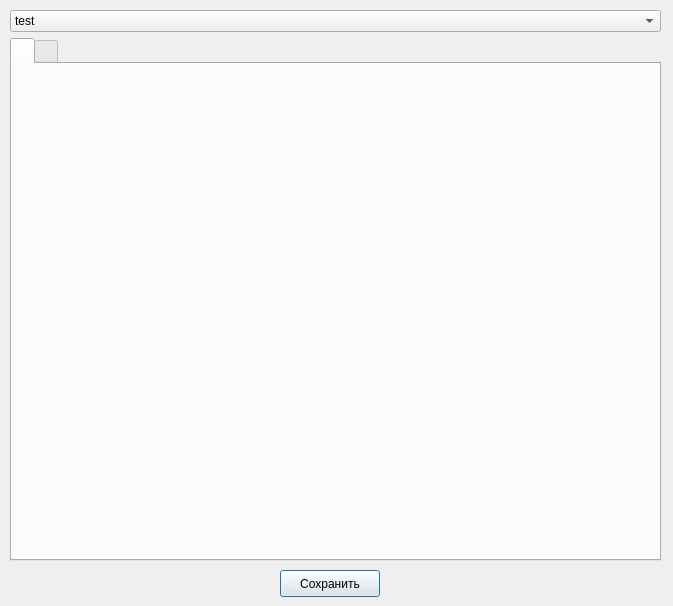
Old version of the form settings.ui in the repository sail004/convertService.
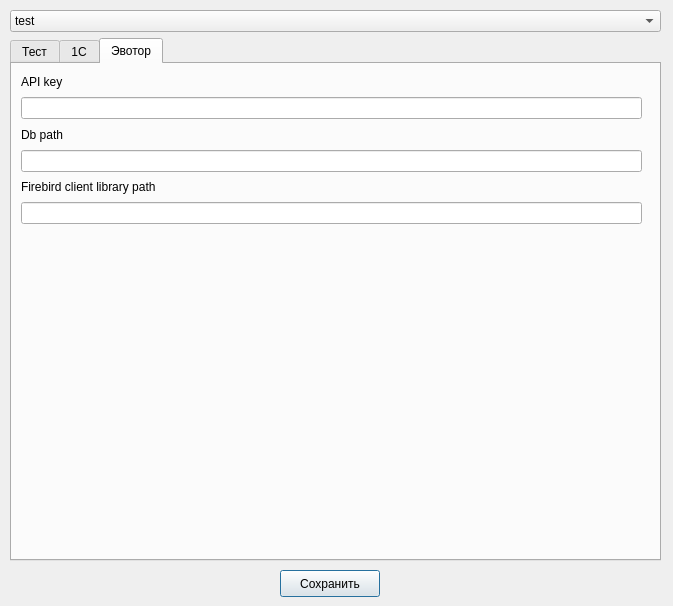
New version of the form.

Diff of the .ui file:
```diff
--- a/settings.ui
+++ b/settings.ui
@@ -49,7 +49,7 @@
        <enum>QTabWidget::Rounded</enum>
       </property>
       <property name="currentIndex">
-       <number>0</number>
+       <number>2</number>
       </property>
       <property name="iconSize">
        <size>
@@ -71,12 +71,12 @@
       </property>
       <widget class="QWidget" name="test">
        <attribute name="title">
-        <string/>
+        <string>Тест</string>
        </attribute>
       </widget>
       <widget class="QWidget" name="size">
        <attribute name="title">
-        <string/>
+        <string>1C</string>
        </attribute>
        <widget class="QWidget" name="verticalLayoutWidget">
         <property name="geometry">
@@ -150,6 +150,53 @@
         </layout>
        </widget>
       </widget>
+      <widget class="QWidget" name="tab">
+       <attribute name="title">
+        <string>Эвотор</string>
+       </attribute>
+       <widget class="QWidget" name="verticalLayoutWidget_3">
+        <property name="geometry">
+         <rect>
+          <x>9</x>
+          <y>9</y>
+          <width>621</width>
+          <height>151</height>
+         </rect>
+        </property>
+        <layout class="QVBoxLayout" name="verticalLayout_3">
+         <item>
+          <widget class="QLabel" name="label_2">
+           <property name="text">
+            <string>API key</string>
+           </property>
+          </widget>
+         </item>
+         <item>
+          <widget class="QLineEdit" name="apiKeyEdit"/>
+         </item>
+         <item>
+          <widget class="QLabel" name="label_7">
+           <property name="text">
+            <string>Db path</string>
+           </property>
+          </widget>
+         </item>
+         <item>
+          <widget class="QLineEdit" name="dbPathEdit"/>
+         </item>
+         <item>
+          <widget class="QLabel" name="Firebirdclientlibrarypath">
+           <property name="text">
+            <string>Firebird client library path</string>
+           </property>
+          </widget>
+         </item>
+         <item>
+          <widget class="QLineEdit" name="fbClientEdit"/>
+         </item>
+        </layout>
+       </widget>
+      </widget>
      </widget>
     </item>
    </layout>
```
Left out of the diff: 5 changed lines with no effect on the pictures.
